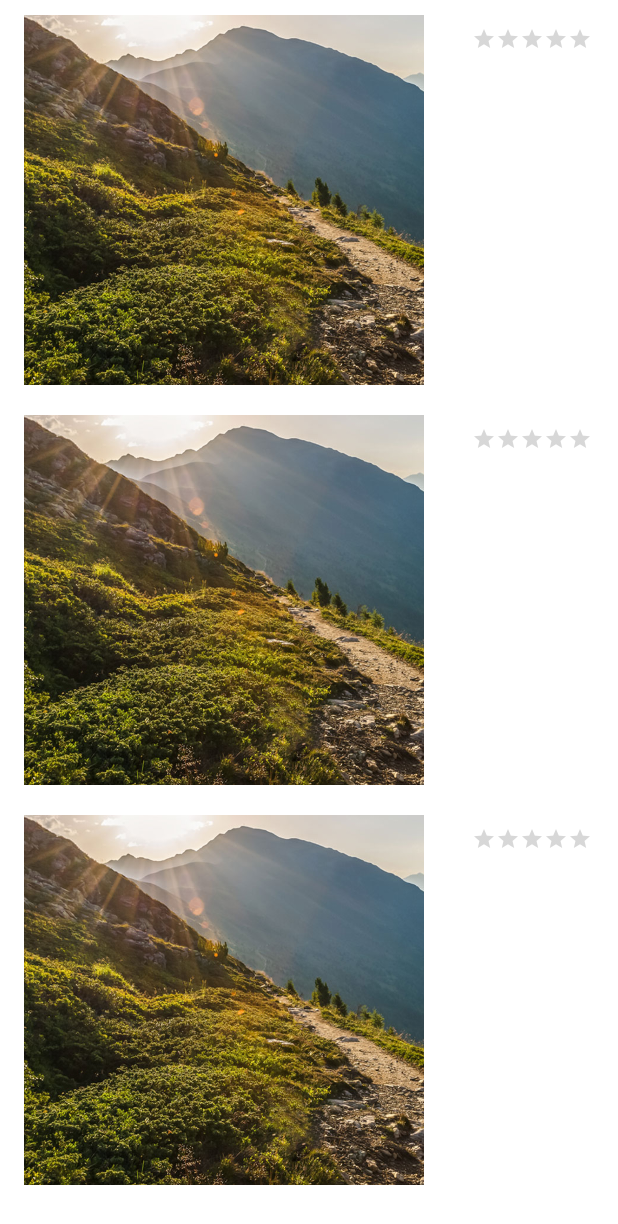
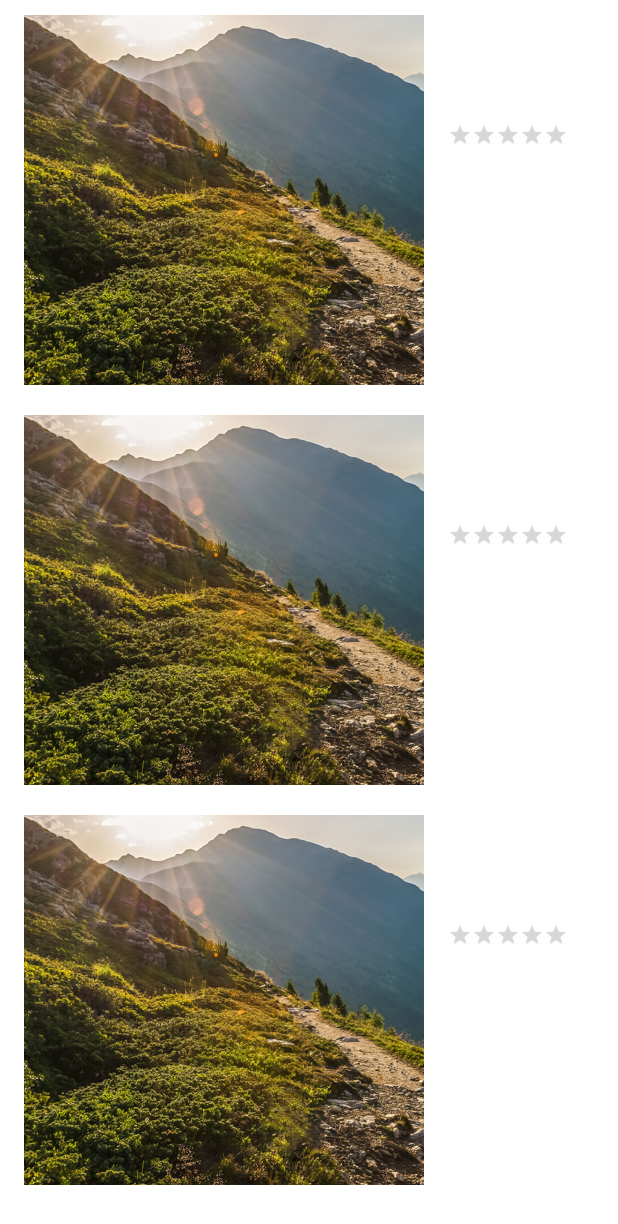
Before and after one commit to nachogs13/themarshmellos, an Android app: the layout fragment_inicio_item_list.xml on its own in the app's theme, with its tools: preview values and no code run, on a phone screen of 412 x 824 dp. Shown: the top 1224 px of the screen. Run offline under Robolectric (Android 15) with nearby library versions, the phone set to English and light mode, and no system bars.

Commit message:
Obtención de imágenes de base de datos

```diff
--- a/FasterWho/app/build.gradle
+++ b/FasterWho/app/build.gradle
@@ -2,6 +2,7 @@ plugins {
     id 'com.android.application'
     id 'kotlin-android'
     id 'com.google.gms.google-services'
+    id 'kotlin-kapt'
 }
 
 android {
@@ -40,6 +41,7 @@ dependencies {
     implementation 'com.google.android.gms:play-services-auth:19.0.0'
     implementation 'com.google.firebase:firebase-auth:19.3.1'
     implementation 'com.google.firebase:firebase-firestore:22.1.2'
+    implementation 'com.google.firebase:firebase-storage:20.0.0'
     def multidex_version = "2.0.1"
     implementation "androidx.multidex:multidex:$multidex_version"
     implementation "org.jetbrains.kotlin:kotlin-stdlib:$kotlin_version"
@@ -63,4 +65,7 @@ dependencies {
     implementation platform('com.google.firebase:firebase-bom:27.1.0')
     implementation 'com.google.firebase:firebase-analytics-ktx'
     implementation "com.google.android.gms:play-services-location:17.0.0"
+    implementation 'com.github.bumptech.glide:glide:4.12.0'
+    kapt 'com.github.bumptech.glide:compiler:4.12.0'
+    implementation 'com.firebaseui:firebase-ui-storage:6.2.0'
 }
--- a/FasterWho/app/src/main/java/com/muei/apm/fasterwho/ItemRuta.kt
+++ b/FasterWho/app/src/main/java/com/muei/apm/fasterwho/ItemRuta.kt
@@ -4,6 +4,7 @@ import com.google.android.gms.maps.model.LatLng
 import com.google.firebase.firestore.DocumentChange
 import com.google.firebase.firestore.DocumentReference
 import com.google.firebase.firestore.GeoPoint
+import com.google.firebase.storage.StorageReference
 import java.lang.ref.Reference
 
 class ItemRuta {
@@ -14,6 +15,7 @@ class ItemRuta {
     var coordenadasFinRuta: GeoPoint? = null
     var rating: Number ? = null
     var file: DocumentReference ? = null
+    var img: DocumentReference ? = null
 
     constructor(
         nombreRuta: String?,
@@ -21,7 +23,8 @@ class ItemRuta {
         coordenadasInicioRuta: GeoPoint?,
         coordenadasFinRuta: GeoPoint?,
         rating: Number?,
-        file: DocumentReference?
+        file: DocumentReference?,
+        img: DocumentReference?
     ) {
         this.nombreRuta = nombreRuta
         this.direccionRuta = direccionRuta
@@ -29,6 +32,7 @@ class ItemRuta {
         this.coordenadasFinRuta = coordenadasFinRuta
         this.rating = rating
         this.file = file
+        this.img = img
     }
 
     constructor(nombreRuta: String?, direccionRuta: String?, rating: Number?) {
--- a/FasterWho/app/src/main/res/layout/fragment_inicio_item.xml
+++ b/FasterWho/app/src/main/res/layout/fragment_inicio_item.xml
@@ -7,7 +7,7 @@
     android:orientation="horizontal">
 
     <ImageView
-        android:id="@+id/friend_image"
+        android:id="@+id/ruta_image"
         android:layout_width="400px"
         android:layout_height="400px"
         android:contentDescription="@string/app_name"
@@ -26,18 +26,34 @@
             android:id="@+id/main_ruta_nombre"
             android:layout_width="wrap_content"
             android:layout_height="wrap_content"
-            android:layout_margin="@dimen/text_margin"
+            android:layout_marginTop="@dimen/text_margin"
+            android:layout_marginBottom="10dp"
+            android:layout_marginLeft="@dimen/text_margin"
             android:textAppearance="?attr/textAppearanceListItem" />
-
         <TextView
             android:id="@+id/main_ruta_direccion"
             android:layout_width="wrap_content"
             android:layout_height="wrap_content"
-            android:layout_margin="@dimen/text_margin"
+            android:layout_marginBottom="10dp"
+            android:layout_marginLeft="@dimen/text_margin"
             android:textAppearance="?attr/textAppearanceListItem" />
+        <RatingBar
+            android:id="@+id/rtbHighScore"
+            android:layout_width="wrap_content"
+            android:layout_height="wrap_content"
+            android:gravity="center_vertical"
+            android:layout_marginLeft="16dp"
+            android:layout_marginTop="2dp"
+            android:progressTint="@color/ambar_500"
+            android:numStars="5"
+            android:max="100"
+            android:rating="0.0"
+            android:stepSize="0.0"
+            style="?android:attr/ratingBarStyleSmall"
+            android:layout_weight="1" />
     </LinearLayout>
 
-    <RatingBar
+    <!--<RatingBar
         android:id="@+id/rtbHighScore"
         android:layout_width="0dp"
         android:layout_height="wrap_content"
@@ -49,5 +65,5 @@
         android:rating="0.0"
         android:stepSize="0.0"
         style="?android:attr/ratingBarStyleSmall"
-        android:layout_weight="1" />
+        android:layout_weight="1" />-->
 </LinearLayout>
```
Also changed, not shown: FasterWho/app/src/main/java/com/muei/apm/fasterwho/AppGlideModule.kt (added, +26 -0 lines), FasterWho/app/src/main/java/com/muei/apm/fasterwho/InicioItemFragment.kt (+7 -6 lines), FasterWho/app/src/main/java/com/muei/apm/fasterwho/MyInicioItemRecyclerViewAdapter.kt (+20 -2 lines), 4 other files.
